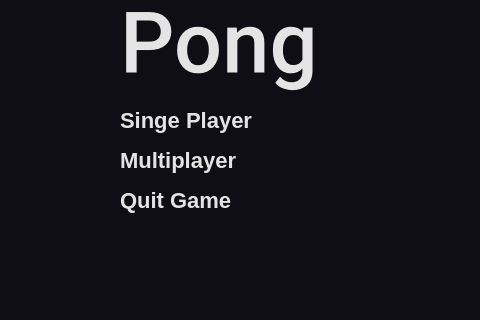
Qt form Source/Frontend/ITP-Project-Frontend/menuwindow.ui (JNSAPH/Qt-Multiplayer-Pong-BS_Erlangen_3rd_year_Project) before a commit; both pictures show x 0 to 480 and y 87 to 407 of the 680 by 540 pixel window.
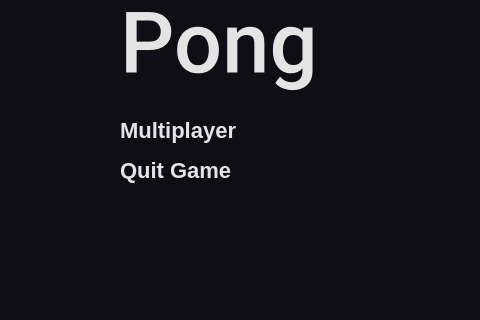
The same form after that commit. Icons and pictures are not drawn.

Commit message: Added Build Instructions

```diff
--- a/Source/Frontend/ITP-Project-Frontend/menuwindow.ui
+++ b/Source/Frontend/ITP-Project-Frontend/menuwindow.ui
@@ -44,27 +44,6 @@
      <set>Qt::AlignLeading|Qt::AlignLeft|Qt::AlignVCenter</set>
     </property>
    </widget>
-   <widget class="QPushButton" name="btnSinglePlayer">
-    <property name="geometry">
-     <rect>
-      <x>120</x>
-      <y>190</y>
-      <width>181</width>
-      <height>34</height>
-     </rect>
-    </property>
-    <property name="styleSheet">
-     <string notr="true">    color: #E4E4E4;
-    font-size: 22px;
-	font-weight: bold;
-    border: none;
-    background-color: transparent;
-    text-align: left;</string>
-    </property>
-    <property name="text">
-     <string>Singe Player</string>
-    </property>
-   </widget>
    <widget class="QLabel" name="label">
     <property name="geometry">
      <rect>
@@ -88,7 +67,7 @@
     <property name="geometry">
      <rect>
       <x>120</x>
-      <y>230</y>
+      <y>200</y>
       <width>181</width>
       <height>34</height>
      </rect>
@@ -109,7 +88,7 @@
     <property name="geometry">
      <rect>
       <x>120</x>
-      <y>270</y>
+      <y>240</y>
       <width>181</width>
       <height>34</height>
      </rect>
```
The commit also changes 1 other file.
